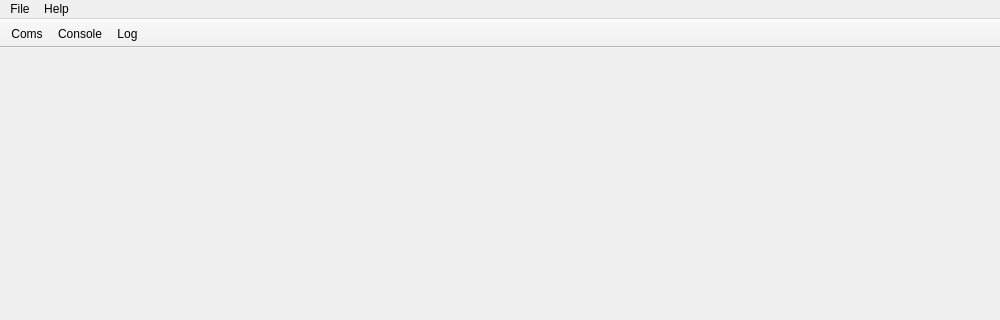
First picture: the form in ui/mainwindow/mainwindow.ui, repository ElOvo123/Cellcharger, before the edit; both pictures show x 0 to 1000 and y 0 to 320 of the 1000 by 650 pixel window.
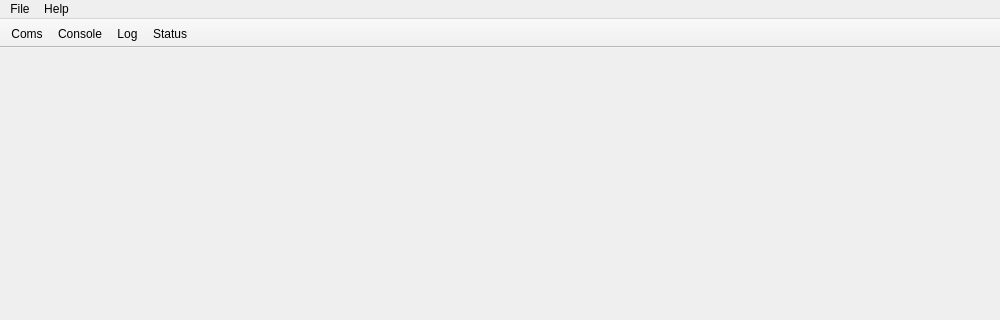
Second picture: the form after the edit. Icons and pictures are not drawn.

Commit message: all basics done plus basic status widget done

What changed in the file:
```diff
--- a/ui/mainwindow/mainwindow.ui
+++ b/ui/mainwindow/mainwindow.ui
@@ -38,6 +38,7 @@
    <addaction name="actionComs"/>
    <addaction name="actionConsole"/>
    <addaction name="actionLog"/>
+   <addaction name="actionComsStatus"/>
   </widget>
 
   <widget class="QMenuBar" name="menubar">
@@ -97,6 +98,16 @@
     </iconset>
    </property>
   </action>
+  <action name="actionComsStatus">
+   <property name="text">
+    <string>Status</string>
+   </property>
+   <property name="icon">
+    <iconset>
+     <normalon>:/images/chain.png</normalon>
+    </iconset>
+   </property>
+  </action>
  </widget>
  <resources/>
  <connections/>
```
The commit also changes 51 other files.
